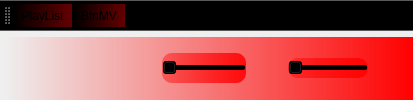
ZHKU-Robot/MusicPlay, file MusicPlayerMainWindow.ui: the form before one commit.
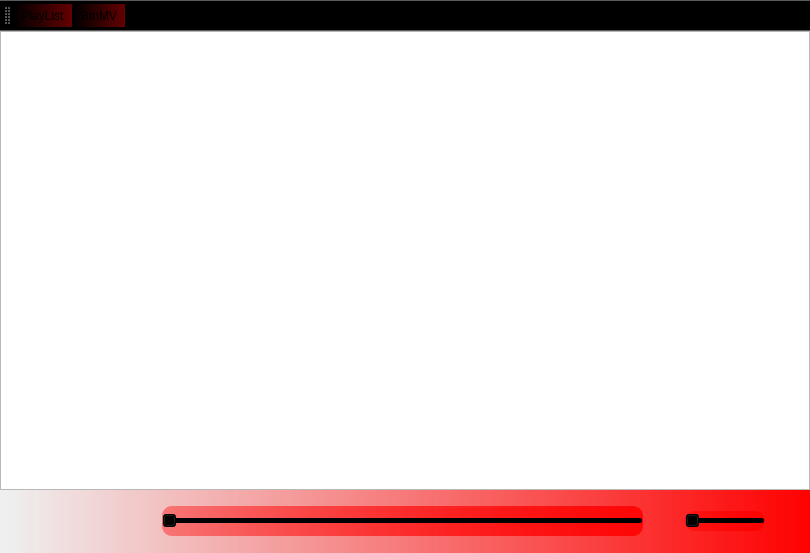
The form after the commit. Icons and pictures are not drawn.

Patch:
```diff
--- a/MusicPlayerMainWindow.ui
+++ b/MusicPlayerMainWindow.ui
@@ -9,8 +9,8 @@
    <rect>
     <x>0</x>
     <y>0</y>
-    <width>914</width>
-    <height>0</height>
+    <width>810</width>
+    <height>553</height>
    </rect>
   </property>
   <property name="windowTitle">
@@ -43,7 +43,7 @@
      <number>0</number>
     </property>
     <item>
-     <layout class="QVBoxLayout" name="verticalLayout" stretch="10">
+     <layout class="QHBoxLayout" name="horizontalLayout_2" stretch="0,0">
       <property name="spacing">
        <number>0</number>
       </property>
@@ -53,6 +53,9 @@
       <item>
        <layout class="QHBoxLayout" name="mainBodyLayout"/>
       </item>
+      <item>
+       <widget class="QListView" name="listView"/>
+      </item>
      </layout>
     </item>
     <item>
```
Left out of the diff: 2 changed lines with no effect on the pictures.
